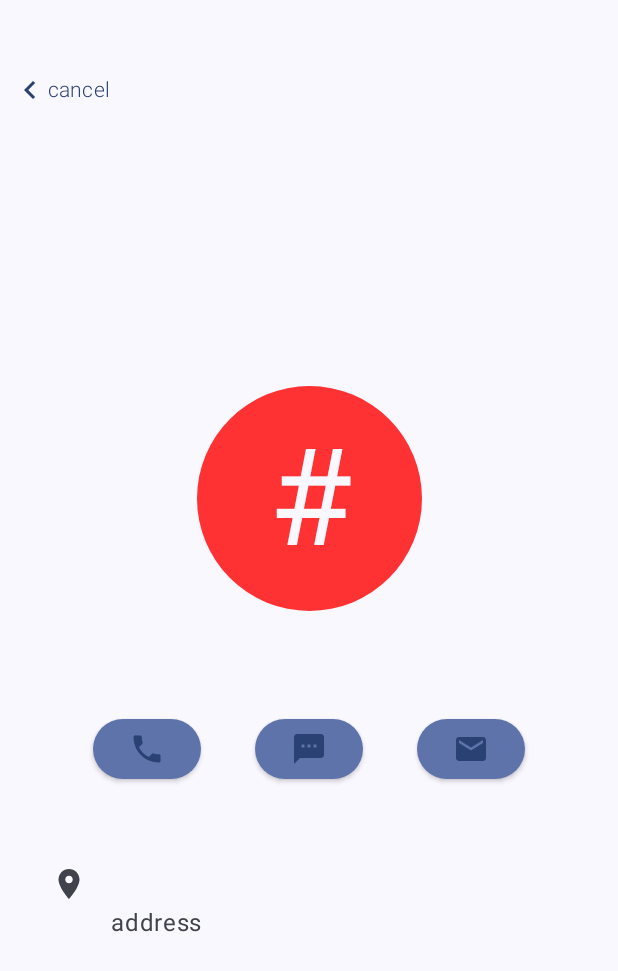
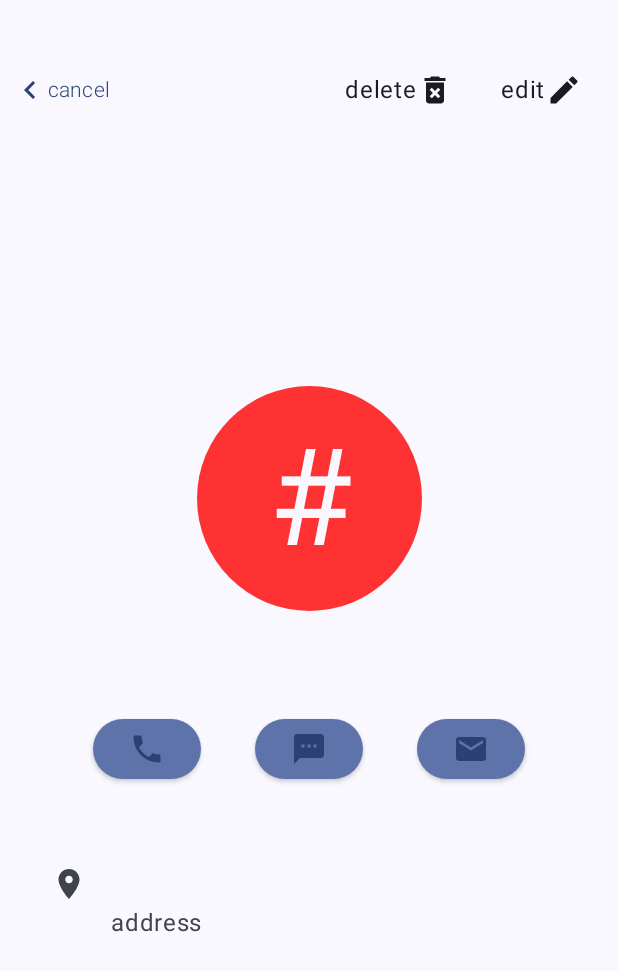
Before and after one commit to DarielBR/Contacts, an Android app built with Jetpack Compose: the composable ContactDetail shown on its own in the app's theme, on a phone screen of 412 x 824 dp. Shown: the top 971 px of the screen. Run offline under Robolectric (Android 15) with nearby library versions, the phone set to English and light mode, and no system bars; our stand-ins replace Room's generated code; 3 statements that could not run were skipped.

Commit message:
Today's due

```diff
--- /dev/null
+++ b/app/src/main/java/com/bravoromeo/contacts/ui/composables/ContactMenuButton.kt
@@ -0,0 +1,63 @@
+package com.bravoromeo.contacts.ui.composables
+
+import android.content.res.Configuration
+import androidx.compose.foundation.layout.Arrangement
+import androidx.compose.foundation.layout.Row
+import androidx.compose.foundation.layout.padding
+import androidx.compose.material3.Card
+import androidx.compose.material3.CardDefaults
+import androidx.compose.material3.ExperimentalMaterial3Api
+import androidx.compose.material3.Icon
+import androidx.compose.material3.Surface
+import androidx.compose.material3.Text
+import androidx.compose.runtime.Composable
+import androidx.compose.runtime.getValue
+import androidx.compose.runtime.mutableStateOf
+import androidx.compose.runtime.remember
+import androidx.compose.runtime.setValue
+import androidx.compose.ui.Alignment
+import androidx.compose.ui.Modifier
+import androidx.compose.ui.graphics.Color
+import androidx.compose.ui.res.painterResource
+import androidx.compose.ui.res.stringResource
+import androidx.compose.ui.tooling.preview.Preview
+import androidx.compose.ui.unit.dp
+import com.bravoromeo.contacts.R
+import com.bravoromeo.contacts.ui.theme.ContactsTheme
+
+@Preview(showBackground = true)
+@Preview(showBackground = true, uiMode = Configuration.UI_MODE_NIGHT_YES)
+@Composable
+fun PreviewMenuButtons(){
+    ContactsTheme {
+        Surface{ ContactMenuButton(){} }
+    }
+}
+
+@OptIn(ExperimentalMaterial3Api::class)
+@Composable
+fun ContactMenuButton(
+    modifier: Modifier = Modifier,
+    iconResource: Int = R.drawable.delete,
+    textResource: Int = R.string.ui_delete,
+    onClick: () -> Unit
+){
+    var openDialog by remember { mutableStateOf(false) }
+    Card(
+        colors = CardDefaults.cardColors(
+            containerColor = Color.Transparent
+        ),
+        onClick = onClick,
+    ){
+        Row(
+            verticalAlignment=Alignment.CenterVertically,
+            horizontalArrangement=Arrangement.Center,
+            modifier=modifier
+                .padding(start = 16.dp, end = 16.dp)
+
+        ) {
+            Text(text=stringResource(id = textResource))
+            Icon(painter=painterResource(id=iconResource), contentDescription="")
+        }
+    }
+}
--- a/app/src/main/java/com/bravoromeo/contacts/ui/screens/ContactDetail.kt
+++ b/app/src/main/java/com/bravoromeo/contacts/ui/screens/ContactDetail.kt
@@ -11,26 +11,40 @@ import androidx.compose.foundation.layout.height
 import androidx.compose.foundation.layout.padding
 import androidx.compose.foundation.lazy.LazyColumn
 import androidx.compose.foundation.lazy.items
+import androidx.compose.material3.AlertDialog
+import androidx.compose.material3.Button
 import androidx.compose.material3.MaterialTheme
 import androidx.compose.material3.Surface
 import androidx.compose.material3.Text
 import androidx.compose.runtime.Composable
+import androidx.compose.runtime.LaunchedEffect
+import androidx.compose.runtime.getValue
+import androidx.compose.runtime.mutableStateOf
+import androidx.compose.runtime.remember
+import androidx.compose.runtime.rememberCoroutineScope
+import androidx.compose.runtime.setValue
 import androidx.compose.ui.Alignment
 import androidx.compose.ui.Modifier
+import androidx.compose.ui.res.stringResource
 import androidx.compose.ui.tooling.preview.Preview
 import androidx.compose.ui.unit.dp
 import androidx.compose.ui.unit.sp
 import androidx.navigation.NavHostController
 import com.bravoromeo.contacts.R
+import com.bravoromeo.contacts.navigation.AppScreens
 import com.bravoromeo.contacts.repositories.database.entities.Contact
 import com.bravoromeo.contacts.repositories.database.entities.Person
 import com.bravoromeo.contacts.repositories.database.entities.PersonWithContacts
 import com.bravoromeo.contacts.ui.composables.ContactElementDetail
+import com.bravoromeo.contacts.ui.composables.ContactMenuButton
+import com.bravoromeo.contacts.ui.composables.ContactType
 import com.bravoromeo.contacts.ui.composables.IntentButton
 import com.bravoromeo.contacts.ui.composables.NavBackButton
 import com.bravoromeo.contacts.ui.composables.PersonTag
 import com.bravoromeo.contacts.ui.theme.ContactsTheme
 import com.bravoromeo.contacts.viewmodel.ContactsViewModel
+import kotlinx.coroutines.launch
+import java.lang.Appendable
 
 @Preview(showBackground = true)
 @Preview(showBackground = true, uiMode = Configuration.UI_MODE_NIGHT_YES)
@@ -47,10 +61,10 @@ fun ContactDetail(
     viewModel: ContactsViewModel? = null,
     navHostController: NavHostController? = null
 ){
-    //TODO hay que cambiar la manera de ocultar el boton flotante!!!!!!!!!!!!!!!!!!!!
-    viewModel?.setFloatingButtonVisibility(false)
     val currentPerson = viewModel?.contactsState?.currentPerson
         ?: PersonWithContacts(Person(), emptyList())
+
+    var openDialog by remember { mutableStateOf(false) }
     Surface(
         modifier = modifier
             .fillMaxSize()
@@ -71,7 +85,33 @@ fun ContactDetail(
                     NavBackButton { navHostController?.popBackStack() }
                 }
                 Column(){
-                    //TODO elimanate, share and edit buttons
+                    Row(
+                        horizontalArrangement = Arrangement.SpaceEvenly,
+                        modifier = modifier
+                    ) {
+                        ContactMenuButton(
+                            textResource = R.string.ui_delete,
+                            iconResource = R.drawable.delete
+                        ) { openDialog = !openDialog }
+                        ContactMenuButton(
+                            textResource = R.string.ui_edit,
+                            iconResource = R.drawable.edit
+                        ) {
+                            viewModel?.onPersonCreationNameChange(currentPerson.person.personFullName!!)
+                            viewModel?.onPersonCreationAddressChange(currentPerson.person.personAddress!!)
+                            currentPerson.contacts.forEach { contact ->
+                                val contactType = when(contact.contactType){
+                                    "MOBILE" -> ContactType.MOBILE
+                                    "FIXED" -> ContactType.FIXED
+                                    "EMAIL" -> ContactType.EMAIL
+                                    else -> ContactType.NOTES
+                                }
+                                viewModel?.onPersonCreationFieldChange(contact.contactId,contactType)
+                            }
+                            viewModel?.setCreationState(false)
+                            navHostController?.navigate(AppScreens.ContactCreation.route)
+                        }
+                    }
                 }
             }
             Row(
@@ -154,20 +194,33 @@ fun ContactDetail(
                 }
             }
         }
+        if (openDialog){
+            val coroutineScope = rememberCoroutineScope()
+            AlertDialog(
+                text = {
+                    Text(text=stringResource(id=R.string.ui_are_you_sure))
+                },
+                onDismissRequest={ openDialog = false },
+                confirmButton={
+                    Button(
+                        onClick={
+                            coroutineScope.launch {
+                                viewModel?.deletePerson()
+                            }
+                            navHostController?.popBackStack()
+                        }
+                    ) {
+                      Text(text=stringResource(id=R.string.yes))
+                    }
+                },
+                dismissButton = {
+                    Button(
+                        onClick={ openDialog = false }
+                    ) {
+                        Text(text=stringResource(id=R.string.no))
+                    }
+                }
+            )
+        }
     }
 }
-
-private val Lista: List<Contact> = listOf(
-    Contact(
-        personId = 0,
-        contactId = "+34 611 516051",
-        contactType = "MOBILE",
-        contactNotes = ""
-    ),
-    Contact(
-        personId = 0,
-        contactId = "dbombinorevuelta@gmail.com",
-        contactType = "EMAIL",
-        contactNotes = ""
-    )
-)
--- a/app/src/main/java/com/bravoromeo/contacts/viewmodel/models/ContactsState.kt
+++ b/app/src/main/java/com/bravoromeo/contacts/viewmodel/models/ContactsState.kt
@@ -20,5 +20,5 @@ data class ContactsState (
     val contactCreationMobileId: String =  "",
     val contactCreationFixedId: String =  "",
     val contactCreationEmailId: String =  "",
-    val isFloatingButtonVisible: Boolean = true
+    val isNewCreation: Boolean = true
 )
--- /dev/null
+++ b/app/src/main/res/drawable/delete.xml
@@ -0,0 +1,5 @@
+<vector android:height="24dp" android:tint="#000000"
+    android:viewportHeight="24" android:viewportWidth="24"
+    android:width="24dp" xmlns:android="http://schemas.android.com/apk/res/android">
+    <path android:fillColor="@android:color/white" android:pathData="M6,19c0,1.1 0.9,2 2,2h8c1.1,0 2,-0.9 2,-2L18,7L6,7v12zM8.46,11.88l1.41,-1.41L12,12.59l2.12,-2.12 1.41,1.41L13.41,14l2.12,2.12 -1.41,1.41L12,15.41l-2.12,2.12 -1.41,-1.41L10.59,14l-2.13,-2.12zM15.5,4l-1,-1h-5l-1,1L5,4v2h14L19,4z"/>
+</vector>
--- /dev/null
+++ b/app/src/main/res/drawable/edit.xml
@@ -0,0 +1,5 @@
+<vector android:height="24dp" android:tint="#000000"
+    android:viewportHeight="24" android:viewportWidth="24"
+    android:width="24dp" xmlns:android="http://schemas.android.com/apk/res/android">
+    <path android:fillColor="@android:color/white" android:pathData="M3,17.25V21h3.75L17.81,9.94l-3.75,-3.75L3,17.25zM20.71,7.04c0.39,-0.39 0.39,-1.02 0,-1.41l-2.34,-2.34c-0.39,-0.39 -1.02,-0.39 -1.41,0l-1.83,1.83 3.75,3.75 1.83,-1.83z"/>
+</vector>
--- /dev/null
+++ b/app/src/main/res/drawable/export.xml
@@ -0,0 +1,5 @@
+<vector android:height="24dp" android:tint="#000000"
+    android:viewportHeight="24" android:viewportWidth="24"
+    android:width="24dp" xmlns:android="http://schemas.android.com/apk/res/android">
+    <path android:fillColor="@android:color/white" android:pathData="M16,5l-1.42,1.42 -1.59,-1.59L12.99,16h-1.98L11.01,4.83L9.42,6.42 8,5l4,-4 4,4zM20,10v11c0,1.1 -0.9,2 -2,2L6,23c-1.11,0 -2,-0.9 -2,-2L4,10c0,-1.11 0.89,-2 2,-2h3v2L6,10v11h12L18,10h-3L15,8h3c1.1,0 2,0.89 2,2z"/>
+</vector>
--- a/app/src/main/res/values/strings.xml
+++ b/app/src/main/res/values/strings.xml
@@ -13,4 +13,10 @@
     <string name="ui_value_notes">notes</string>
     <string name="ui_value_full_name">full name</string>
     <string name="ui_value_address">address</string>
+    <string name="ui_delete">delete</string>
+    <string name="ui_edit">edit</string>
+    <string name="ui_share">export</string>
+    <string name="ui_are_you_sure">Do you want to eliminate this contact?</string>
+    <string name="yes">Yes</string>
+    <string name="no">No</string>
 </resources>
```
Also changed, not shown: app/src/main/java/com/bravoromeo/contacts/MainActivity.kt (+14 -8 lines), app/src/main/java/com/bravoromeo/contacts/ui/screens/CreateContactScreen.kt (+6 -1 lines), app/src/main/java/com/bravoromeo/contacts/viewmodel/ContactsViewModel.kt (+74 -22 lines), 1 other file.
